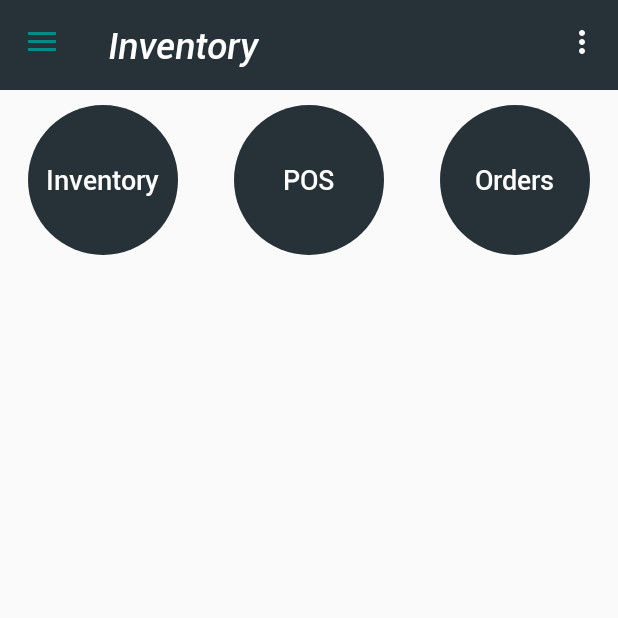
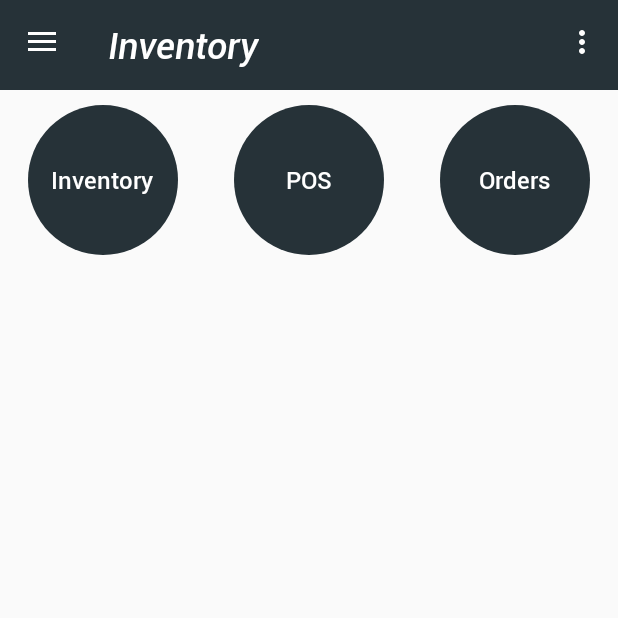
Before and after one commit to hasibul993/Inventory, an Android app: the HomeActivity screen opened directly, with no data from a screen before it, on a phone screen of 412 x 824 dp, the top half of it. Run offline under Robolectric (Android 15) with nearby library versions, the phone set to English and light mode, and no system bars; our stand-ins replace Picasso; pictures from the network do not load.

Commit message:
orders edit

```diff
--- a/app/src/main/java/com/inventory/Activities/HomeActivity.java
+++ b/app/src/main/java/com/inventory/Activities/HomeActivity.java
@@ -183,7 +183,8 @@ public class HomeActivity extends AppCompatActivity implements AppConstants {
             mDrawerLayout.setDrawerListener(mDrawerToggle);
             mDrawerToggle.syncState();
             mDrawerToggle.setDrawerIndicatorEnabled(true);//if set true it will show default hamburger icon with spinner action when opne/close.
-//        mDrawerToggle.setHomeAsUpIndicator(getToolbarBackButtonDrawble(HomeScreenActivity.this, R.drawable.hamburger_icon));
+            //mDrawerToggle.setHomeAsUpIndicator(getToolbarBackButtonDrawble(HomeScreenActivity.this, R.drawable.hamburger_icon));
+            mDrawerToggle.getDrawerArrowDrawable().setColor(getResources().getColor(R.color.White));// will change hamburger icon color
         } catch (Exception ex) {
             ex.printStackTrace();
         }
--- a/app/src/main/java/com/inventory/Helper/AppConstants.java
+++ b/app/src/main/java/com/inventory/Helper/AppConstants.java
@@ -25,9 +25,9 @@ public interface AppConstants {
     /*Medicine icon colors*/
     public static String TABLETS_THEMECOLOR = "#009688";
     public static String INJECTION_THEMECOLOR = "#ffa000";
-    public static String CREAM_THEMECOLOR = "#f43e38";
+    public static String CREAM_THEMECOLOR = "#c51162";
     public static String SYRUP_THEMECOLOR = "#2196f3";
-    public static String CAPSULES_THEMECOLOR = "#d50000";
+    public static String CAPSULES_THEMECOLOR = "#4caf50";
     public static String MISCELLANEOUS_THEMECOLOR = "#896f08";
 
     public static String SIMPLE_DATE_FORMAT = "dd-MM-yyyy";
--- a/app/src/main/res/layout/home_grid_adapter_row.xml
+++ b/app/src/main/res/layout/home_grid_adapter_row.xml
@@ -24,7 +24,7 @@
             android:padding="5dp"
             android:text="@string/ok"
             android:textColor="@color/White"
-            android:textSize="@dimen/header_18sp"
+            android:textSize="@dimen/header"
             app:typeface="robotoMedium" />
     </RelativeLayout>
 
```
